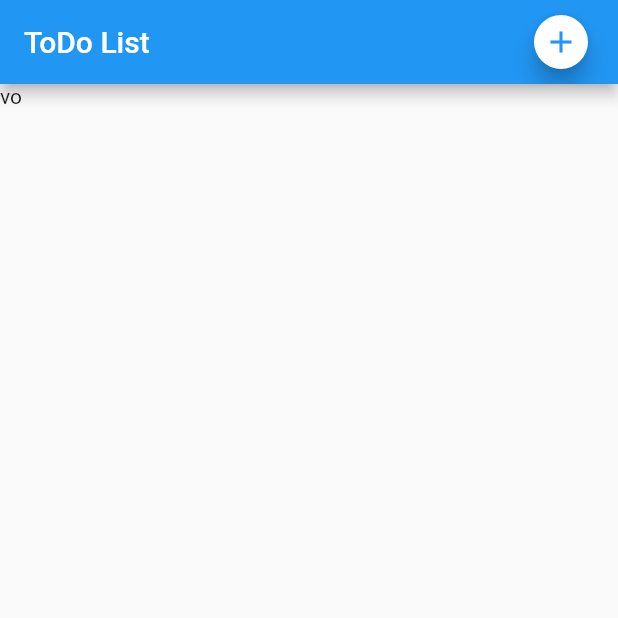
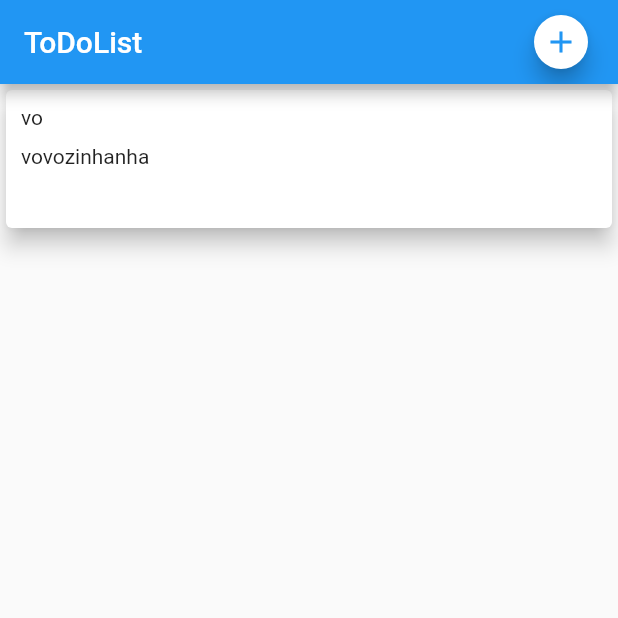
Before and after one commit to AllanCicceri/TodoAap, a Flutter app: the screen it shows after launch, after a tap on the "add" icon, on a phone screen of 412 x 824 dp, the top half of it. Run offline on Flutter 3.47's test engine with Material 2 defaults, Android fonts, the phone set to English and light mode, and no system bars.

Commit message:
add: Task card component

```diff
--- /dev/null
+++ b/todoapp/lib/components/task_card.dart
@@ -0,0 +1,37 @@
+import 'package:flutter/material.dart';
+import '../models/task_model.dart';
+
+class Task extends StatelessWidget {
+  final String title;
+  final String description;
+
+  Task(this.title, this.description);
+
+  @override
+  Widget build(BuildContext context) {
+    return Column(
+      crossAxisAlignment: CrossAxisAlignment.stretch,
+      children: [
+        Container(
+          height: 100,
+          child: Card(
+            elevation: 6,
+            child: Padding(
+              padding: const EdgeInsets.all(10.0),
+              child: Column(
+                crossAxisAlignment: CrossAxisAlignment.start,
+                children: [
+                  Text(title),
+                  SizedBox(
+                    height: 10,
+                  ),
+                  Text(description),
+                ],
+              ),
+            ),
+          ),
+        ),
+      ],
+    );
+  }
+}
--- a/todoapp/lib/components/tasks_list.dart
+++ b/todoapp/lib/components/tasks_list.dart
@@ -1,23 +1,13 @@
-import 'package:flutter/material.dart';
-import '../models//Task.dart';
+// import 'package:flutter/material.dart';
+// import '../models//Task.dart';
 
-class TasksList extends StatelessWidget {
-  final List<Task> _tasks;
+// class TasksList extends StatelessWidget {
+//   final List<Task> _tasks;
 
-  TasksList(this._tasks);
+//   TasksList(this._tasks);
 
-  @override
-  Widget build(BuildContext context) {
-    return ListView.builder(
-      itemCount: _tasks.length,
-      itemBuilder: ((context, index) {
-        final task = _tasks[index];
-
-        return ListTile(
-          title: Text(task.title),
-          subtitle: Text(task.description),
-        );
-      }),
-    );
-  }
-}
+//   @override
+//   Widget build(BuildContext context) {
+//     return
+//   }
+// }
--- a/todoapp/lib/home.dart
+++ b/todoapp/lib/home.dart
@@ -1,6 +1,7 @@
 import 'package:flutter/material.dart';
 import 'package:todoapp/components/tasks_list.dart';
-import 'package:todoapp/models/Task.dart';
+import 'package:todoapp/models/task_model.dart';
+import 'components/task_card.dart';
 
 class Home extends StatefulWidget {
   @override
@@ -8,12 +9,11 @@ class Home extends StatefulWidget {
 }
 
 class _HomeState extends State<Home> {
-  final List<Task> _tasksList = [];
+  final List<TaskModel> _tasksList = [];
 
   _addTask() {
-    print('teste');
     setState(() {
-      Task myTask = Task('dsadsad', 'vo', 'vovozinhanha');
+      TaskModel myTask = TaskModel('dsadsad', 'vo', 'vovozinhanha');
 
       _tasksList.add(myTask);
     });
@@ -23,7 +23,7 @@ class _HomeState extends State<Home> {
   Widget build(BuildContext context) {
     return Scaffold(
       appBar: AppBar(
-        title: Text('ToDo List'),
+        title: Text('ToDoList'),
         actions: [
           Container(
               padding: EdgeInsets.all(10),
@@ -41,7 +41,7 @@ class _HomeState extends State<Home> {
           ? Text('No tasks today')
           : Column(
               children: _tasksList.map((task) {
-                return Text(task.title);
+                return Task(task.title, task.description);
               }).toList(),
             ),
     );
--- a/todoapp/lib/models/Task.dart
+++ /dev/null
@@ -1,7 +0,0 @@
-class Task {
-  String id;
-  String title;
-  String description;
-
-  Task(this.id, this.title, this.description);
-}
--- /dev/null
+++ b/todoapp/lib/models/task_model.dart
@@ -0,0 +1,7 @@
+class TaskModel {
+  String id;
+  String title;
+  String description;
+
+  TaskModel(this.id, this.title, this.description);
+}
```
